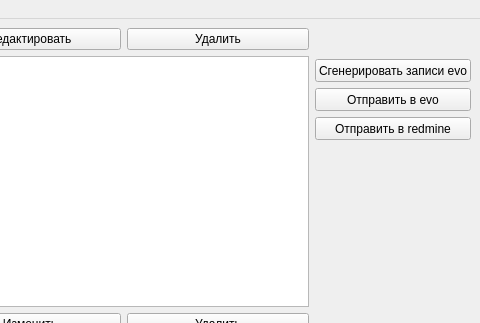
Above: view/main.ui from positron48/pyTime before the change; both pictures show x 446 to 926 and y 0 to 323 of the 926 by 600 pixel window. Below: the same form after it.
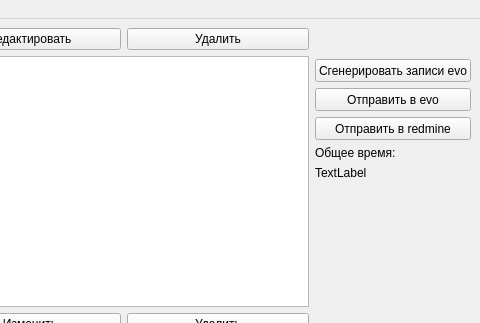
That is the form after the change. Icons and pictures are not drawn.

```diff
--- a/view/main.ui
+++ b/view/main.ui
@@ -142,6 +142,33 @@
           </property>
          </widget>
         </item>
+        <item>
+         <widget class="QLabel" name="label_3">
+          <property name="text">
+           <string>Общее время:</string>
+          </property>
+         </widget>
+        </item>
+        <item>
+         <widget class="QLabel" name="fullTimeLabel">
+          <property name="text">
+           <string>TextLabel</string>
+          </property>
+         </widget>
+        </item>
+        <item>
+         <spacer name="verticalSpacer">
+          <property name="orientation">
+           <enum>Qt::Vertical</enum>
+          </property>
+          <property name="sizeHint" stdset="0">
+           <size>
+            <width>20</width>
+            <height>40</height>
+           </size>
+          </property>
+         </spacer>
+        </item>
        </layout>
       </item>
      </layout>
```
Left out of the diff: 6 changed lines with no effect on the pictures.
